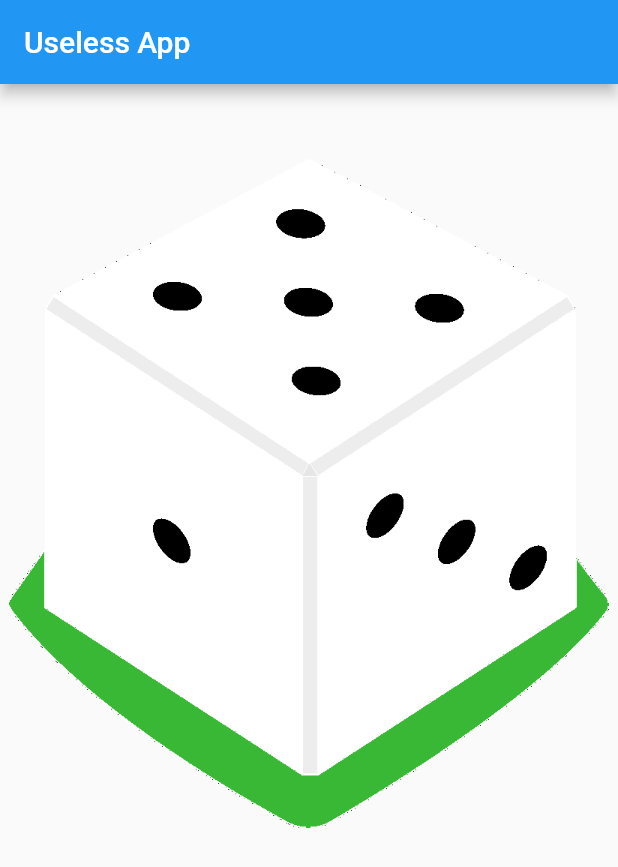
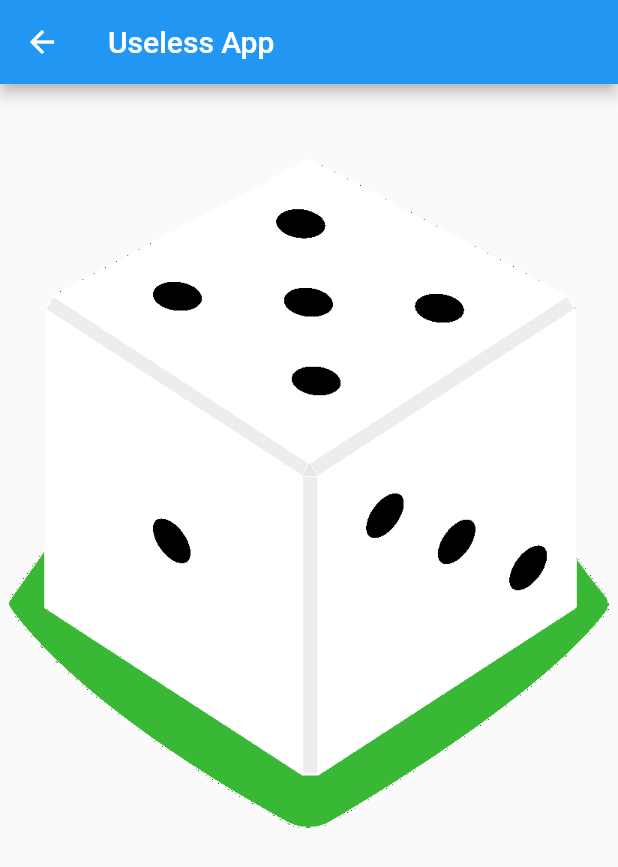
Before and after one commit to ProjectUselessApp/UselessApp, a Flutter app: the screen it shows after launch, after a tap on "Pelaa!", on a phone screen of 412 x 824 dp. Shown: the top 867 px of the screen. Run offline on Flutter 3.47's test engine with Material 2 defaults, Android fonts, the light colour scheme and no system bars.

Commit message:
Added backbutton to noppapeli screen

```diff
--- a/useless_app/lib/main.dart
+++ b/useless_app/lib/main.dart
@@ -1,3 +1,5 @@
+import 'dart:io';
+
 import 'package:flutter/material.dart';
 import 'package:flutter/rendering.dart';
 import 'components.dart';
@@ -33,6 +35,11 @@ class Noppapeli extends StatelessWidget {
       home: Scaffold(
         appBar: AppBar(
           title: Text('Useless App'),
+          automaticallyImplyLeading: true,
+          leading: IconButton(icon: Icon(Icons.arrow_back),
+          onPressed:() => Navigator.pop(context, false),  //Back button
+          )
+
         ),
         body: Peli(),
       ),
```
